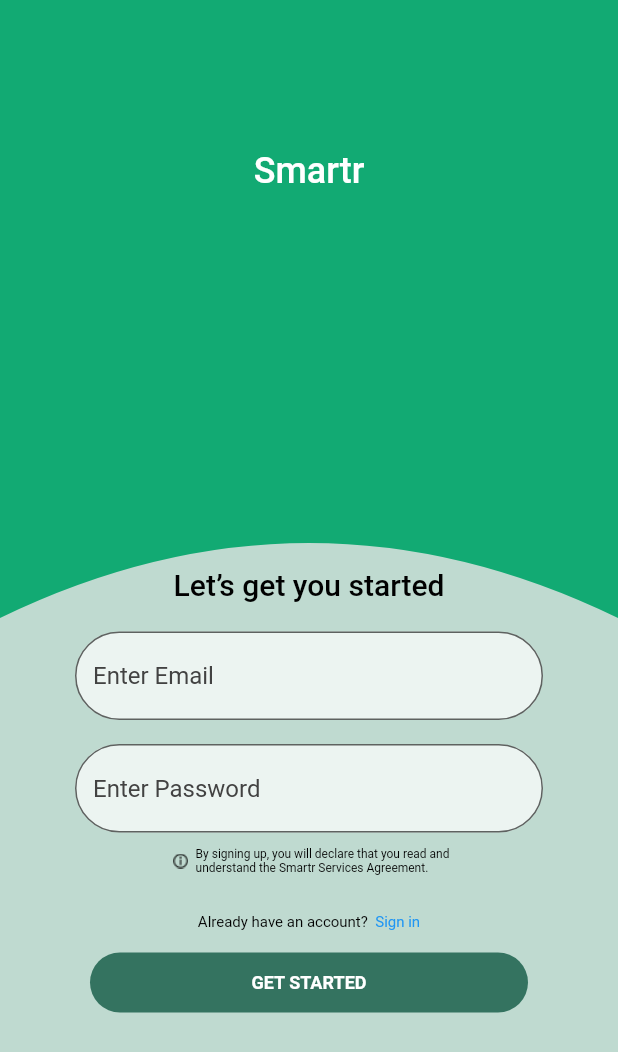
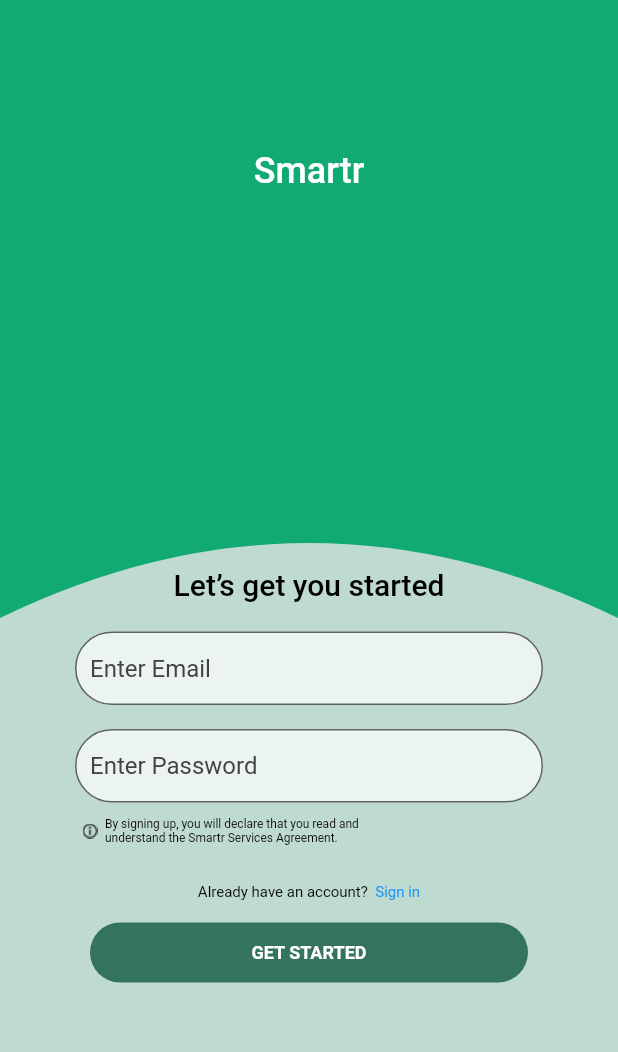
Before and after one commit to mayurpatil2991997/celloip_app, a Flutter app: the screen it shows after launch, after a tap on "GET STARTED", on a phone screen of 412 x 824 dp. Shown: the top 1052 px of the screen. Run offline on Flutter 3.47's test engine with Material 2 defaults, Android fonts, the phone set to English and light mode, and no system bars; Roboto replaces fonts that are missing (Montserrat).

Commit message:
UI changes

```diff
--- a/lib/screens/login/login_screen.dart
+++ b/lib/screens/login/login_screen.dart
@@ -117,8 +117,10 @@
                   const SizedBox(
                     height: 10.0,
                   ),
-                  Row(
-                    mainAxisAlignment: MainAxisAlignment.center,
+                  Padding(
+                    padding: const EdgeInsets.only(left: 50.0),
+                    child: Row(
+                      mainAxisAlignment: MainAxisAlignment.start,
                       children: [
                         Image.asset(
                           'assets/images/tc.png',
@@ -148,6 +150,7 @@
                           ],
                         ),
                       ],
+                    ),
                   ),
                   SizedBox(
                     height: 26.0,
@@ -222,6 +225,7 @@
               borderRadius: BorderRadius.circular(30.0),
             ),
             filled: true,
+            contentPadding: const EdgeInsets.symmetric(vertical: 15.0, horizontal: 10.0),
             hintStyle: TextStyle(color: Colors.grey[800]),
             hintText: "Enter Email",
             fillColor: Colors.white70),
@@ -249,6 +253,7 @@
               borderRadius: BorderRadius.circular(30.0),
             ),
             filled: true,
+            contentPadding: const EdgeInsets.symmetric(vertical: 15.0, horizontal: 10.0),
             hintStyle: TextStyle(color: Colors.grey[800]),
             hintText: "Enter Password",
             fillColor: Colors.white70),
```
Lines whose indentation alone changed are shown as unchanged.
